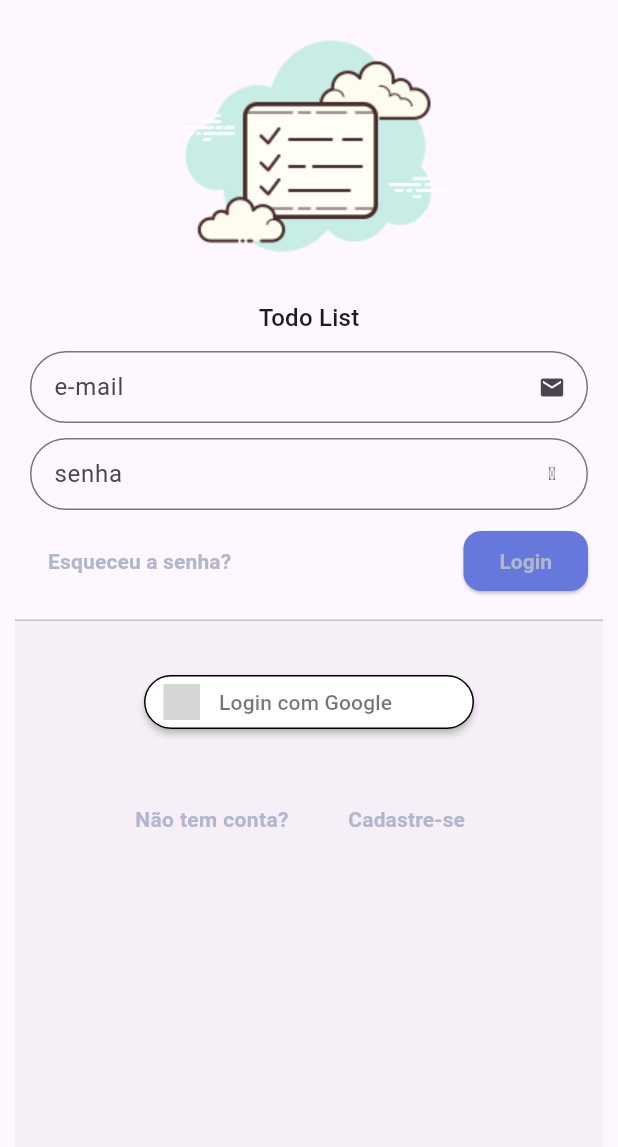
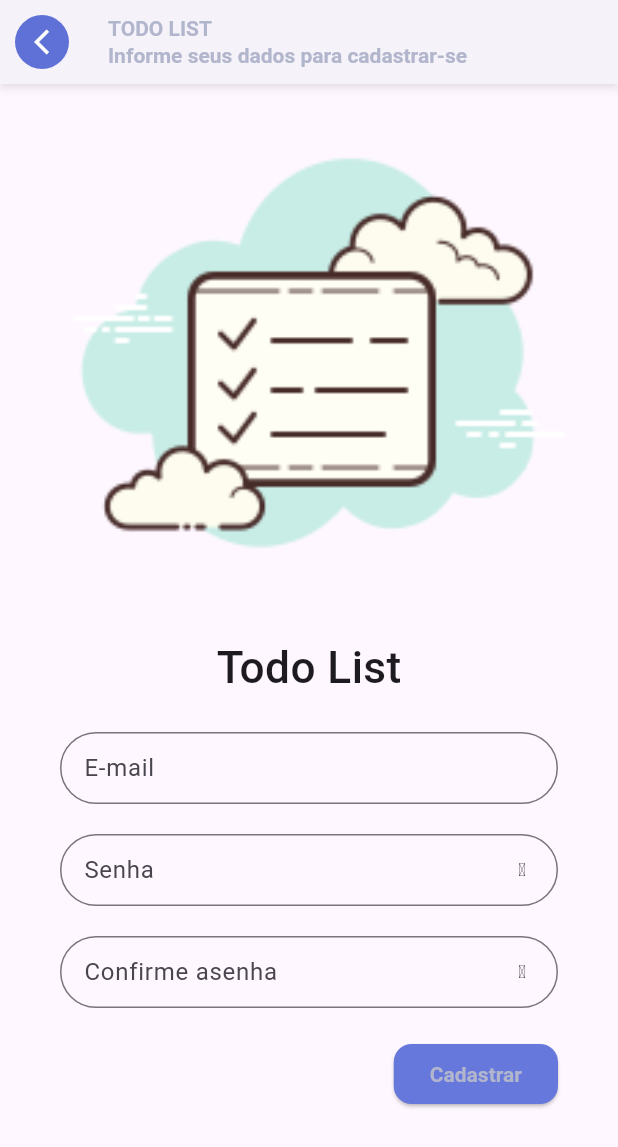
Before and after one commit to waldirdev01/todo_list_provider, a Flutter app: the screen it shows after launch, after a tap on "Cadastre-se", on a phone screen of 412 x 824 dp. Shown: the top 1147 px of the screen. Run offline on Flutter 3.47's test engine with Material 3 defaults, Android fonts, the phone set to English and light mode, and no system bars; our stand-ins replace flutter_signin_button, google_fonts, sqflite, sqflite_common, synchronized; accounts and stored records are empty; grey boxes are pictures that could not be loaded.

Commit message:
Tela de Registro

```diff
--- a/lib/app/modules/auth/auth_module.dart
+++ b/lib/app/modules/auth/auth_module.dart
@@ -3,11 +3,15 @@ import 'package:provider/provider.dart';
 import 'package:todo_list_provider/app/core/modules/todo_list_module.dart';
 import 'package:todo_list_provider/app/modules/auth/login/login_controller.dart';
 import 'package:todo_list_provider/app/modules/auth/login/login_page.dart';
+import 'package:todo_list_provider/app/modules/auth/register/register_page.dart';
 
 class AuthModule extends TodoListModule {
   AuthModule()
       : super(
           bindings: [ChangeNotifierProvider(create: (_) => LoginController())],
-          routes: {'/login': (context) => const LoginPage()},
+          routes: {
+            '/login': (context) => const LoginPage(),
+            '/register': (context) => const RegisterPage()
+          },
         );
 }
--- a/lib/app/modules/auth/login/login_page.dart
+++ b/lib/app/modules/auth/login/login_page.dart
@@ -36,7 +36,8 @@ class _LoginPageState extends State<LoginPage> {
                           TodoListField(
                             label: 'e-mail',
                             suffixIcon: IconButton(
-                                onPressed: () {}, icon: Icon(Icons.email)),
+                                onPressed: () {},
+                                icon: const Icon(Icons.email)),
                           ),
                           const SizedBox(height: 10),
                           TodoListField(
@@ -104,7 +105,10 @@ class _LoginPageState extends State<LoginPage> {
                               style: context.titleStyle,
                             ),
                             TextButton(
-                              onPressed: () {},
+                              onPressed: () {
+                                Navigator.of(context)
+                                    .pushReplacementNamed('/register');
+                              },
                               child: Text(
                                 'Cadastre-se',
                                 style: context.titleStyle,
--- /dev/null
+++ b/lib/app/modules/auth/register/register_page.dart
@@ -0,0 +1,93 @@
+import 'package:flutter/material.dart';
+import 'package:todo_list_provider/app/core/ui/theme_extensions.dart';
+import 'package:todo_list_provider/app/core/widget/todo_list_field.dart';
+import 'package:todo_list_provider/app/core/widget/todo_list_logo.dart';
+
+class RegisterPage extends StatelessWidget {
+  const RegisterPage({super.key});
+
+  @override
+  Widget build(BuildContext context) {
+    return Scaffold(
+      appBar: AppBar(
+        shadowColor: Colors.black38,
+        elevation: 2,
+        title: Align(
+          alignment: Alignment.centerLeft,
+          child: Column(
+            crossAxisAlignment: CrossAxisAlignment.start,
+            children: [
+              Text('TODO LIST', style: context.titleStyle),
+              Text('Informe seus dados para cadastrar-se',
+                  style: context.titleStyle)
+            ],
+          ),
+        ),
+        backgroundColor: Colors.white,
+        automaticallyImplyLeading: false,
+        leading: IconButton(
+            onPressed: () {
+              Navigator.of(context).pop();
+            },
+            icon: ClipOval(
+                child: Container(
+                    padding: const EdgeInsets.all(8),
+                    color: context.primaryColor,
+                    child: const Icon(Icons.arrow_back_ios_outlined,
+                        size: 20, color: Colors.white)))),
+      ),
+      body: ListView(
+        children: [
+          SizedBox(
+            height: MediaQuery.of(context).size.height * 0.5,
+            child: const FittedBox(
+              child: TodoListLog(),
+            ),
+          ),
+          Padding(
+            padding: const EdgeInsets.symmetric(horizontal: 40, vertical: 20),
+            child: Form(
+                child: Column(
+              children: [
+                TodoListField(label: 'E-mail'),
+                const SizedBox(
+                  height: 20,
+                ),
+                TodoListField(
+                  label: 'Senha',
+                  obscureText: true,
+                ),
+                const SizedBox(
+                  height: 20,
+                ),
+                TodoListField(
+                  label: 'Confirme asenha',
+                  obscureText: true,
+                ),
+                const SizedBox(
+                  height: 20,
+                ),
+                Align(
+                  alignment: Alignment.bottomRight,
+                  child: ElevatedButton(
+                    style: ElevatedButton.styleFrom(
+                      textStyle: context.titleStyle,
+                      primary: context.elevateseButtonColor,
+                    ),
+                    onPressed: () {
+                      Navigator.of(context).pushReplacementNamed('/login');
+                    },
+                    child: Text(
+                      'Cadastrar',
+                      style: context.titleStyle,
+                    ),
+                  ),
+                ),
+              ],
+            )),
+          ),
+        ],
+      ),
+    );
+  }
+}
```
Also changed, not shown: 3 other files.
